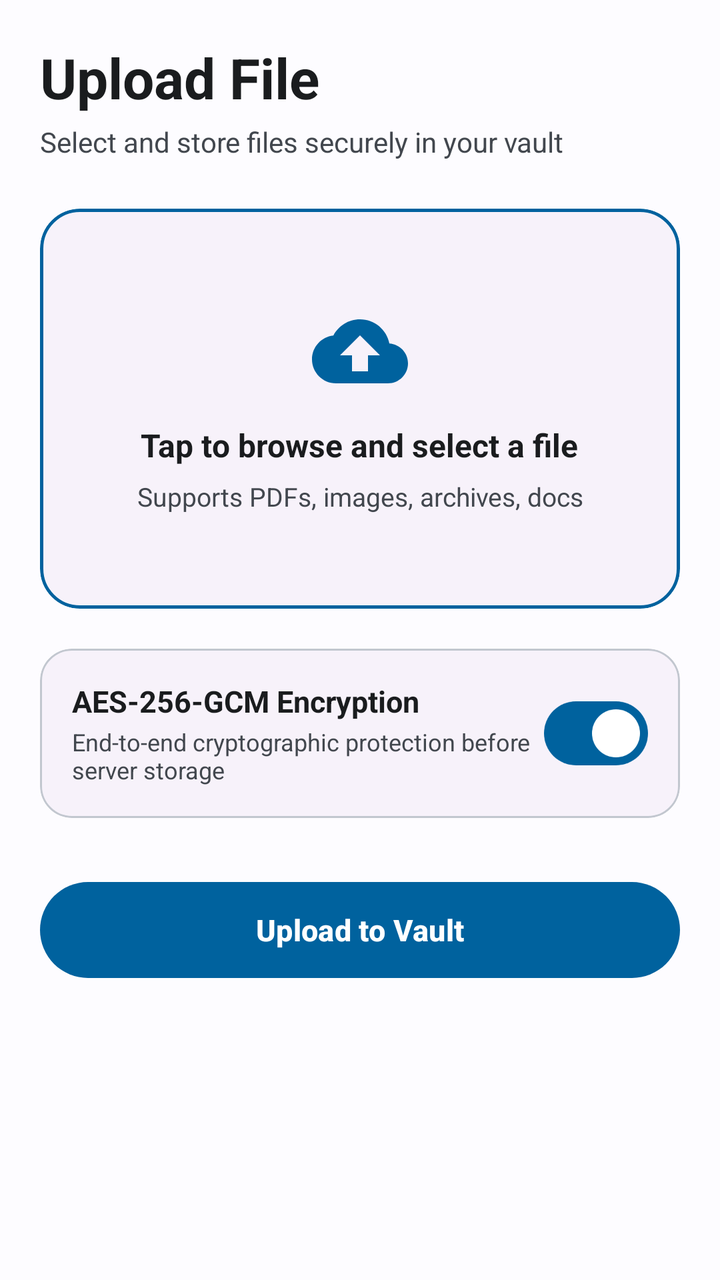
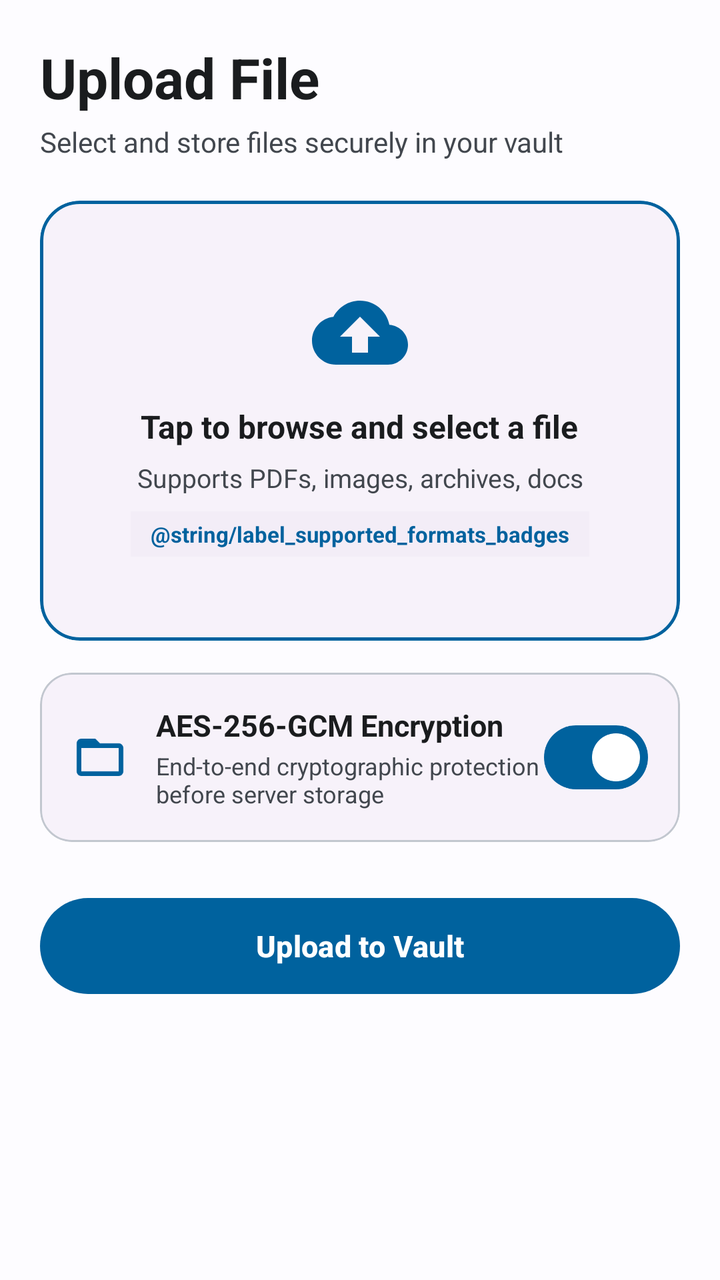

An Android layout rendered at two revisions. The XML below is the earlier revision; the diff shows what the commit changed to produce the second picture.
<!-- AndroidManifest.xml: application theme Theme.CipherVault -->
<!-- res/layout/fragment_upload.xml -->
<?xml version="1.0" encoding="utf-8"?>
<ScrollView xmlns:android="http://schemas.android.com/apk/res/android"
    xmlns:app="http://schemas.android.com/apk/res-auto"
    android:layout_width="match_parent"
    android:layout_height="match_parent"
    android:fillViewport="true"
    android:background="?attr/colorSurface">

    <LinearLayout
        android:layout_width="match_parent"
        android:layout_height="wrap_content"
        android:orientation="vertical"
        android:padding="20dp">

        <TextView
            android:layout_width="wrap_content"
            android:layout_height="wrap_content"
            android:text="@string/upload_file_title"
            android:textSize="28sp"
            android:textStyle="bold"
            android:textColor="?attr/colorOnSurface" />

        <TextView
            android:layout_width="wrap_content"
            android:layout_height="wrap_content"
            android:layout_marginTop="4dp"
            android:text="@string/upload_file_subtitle"
            android:textSize="14sp"
            android:textColor="?attr/colorOnSurfaceVariant" />

        
        <com.google.android.material.card.MaterialCardView
            android:id="@+id/btnChooseFile"
            android:layout_width="match_parent"
            android:layout_height="200dp"
            android:layout_marginTop="24dp"
            android:clickable="true"
            android:focusable="true"
            app:cardCornerRadius="20dp"
            app:cardElevation="0dp"
            app:strokeWidth="1.5dp"
            app:strokeColor="?attr/colorPrimary"
            app:cardBackgroundColor="?attr/colorSurfaceContainerLow">

            <LinearLayout
                android:layout_width="match_parent"
                android:layout_height="match_parent"
                android:gravity="center"
                android:orientation="vertical"
                android:padding="20dp">

                <ImageView
                    android:id="@+id/ivUploadIcon"
                    android:layout_width="48dp"
                    android:layout_height="48dp"
                    android:contentDescription="@string/cd_upload_icon"
                    android:src="@drawable/ic_file_upload"
                    app:tint="?attr/colorPrimary" />

                <TextView
                    android:id="@+id/tvSelectedFile"
                    android:layout_width="wrap_content"
                    android:layout_height="wrap_content"
                    android:layout_marginTop="12dp"
                    android:text="@string/upload_file_prompt"
                    android:textColor="?attr/colorOnSurface"
                    android:textSize="16sp"
                    android:textStyle="bold"
                    android:gravity="center"
                    android:maxLines="2"
                    android:ellipsize="middle" />

                <TextView
                    android:id="@+id/tvUploadSubtitle"
                    android:layout_width="wrap_content"
                    android:layout_height="wrap_content"
                    android:layout_marginTop="6dp"
                    android:text="@string/upload_file_supported_formats"
                    android:textColor="?attr/colorOnSurfaceVariant"
                    android:textSize="13sp"
                    android:gravity="center" />
            </LinearLayout>
        </com.google.android.material.card.MaterialCardView>

        
        <com.google.android.material.card.MaterialCardView
            android:id="@+id/cardDuplicateWarning"
            android:layout_width="match_parent"
            android:layout_height="wrap_content"
            android:layout_marginTop="16dp"
            android:visibility="gone"
            app:cardCornerRadius="16dp"
            app:cardElevation="0dp"
            app:strokeWidth="1dp"
            app:strokeColor="?attr/colorError"
            app:cardBackgroundColor="?attr/colorErrorContainer">

            <TextView
                android:id="@+id/tvDuplicateWarningText"
                android:layout_width="match_parent"
                android:layout_height="wrap_content"
                android:padding="16dp"
                android:text="@string/duplicate_file_warning"
                android:textColor="?attr/colorOnErrorContainer"
                android:textSize="14sp"
                android:textStyle="bold" />
        </com.google.android.material.card.MaterialCardView>

        
        <com.google.android.material.card.MaterialCardView
            android:layout_width="match_parent"
            android:layout_height="wrap_content"
            android:layout_marginTop="20dp"
            app:cardCornerRadius="16dp"
            app:cardElevation="0dp"
            app:strokeWidth="1dp"
            app:strokeColor="?attr/colorOutlineVariant"
            app:cardBackgroundColor="?attr/colorSurfaceContainerLow">

            <LinearLayout
                android:layout_width="match_parent"
                android:layout_height="wrap_content"
                android:orientation="horizontal"
                android:gravity="center_vertical"
                android:padding="16dp">

                <LinearLayout
                    android:layout_width="0dp"
                    android:layout_height="wrap_content"
                    android:layout_weight="1"
                    android:orientation="vertical">

                    <TextView
                        android:layout_width="wrap_content"
                        android:layout_height="wrap_content"
                        android:text="@string/encrypt_file_option_title"
                        android:textSize="15sp"
                        android:textStyle="bold"
                        android:textColor="?attr/colorOnSurface" />

                    <TextView
                        android:layout_width="wrap_content"
                        android:layout_height="wrap_content"
                        android:layout_marginTop="2dp"
                        android:text="@string/encrypt_file_option_subtitle"
                        android:textSize="12sp"
                        android:textColor="?attr/colorOnSurfaceVariant" />
                </LinearLayout>

                <com.google.android.material.materialswitch.MaterialSwitch
                    android:id="@+id/cbEncrypt"
                    android:layout_width="wrap_content"
                    android:layout_height="wrap_content"
                    android:checked="true" />
            </LinearLayout>
        </com.google.android.material.card.MaterialCardView>

        
        <com.google.android.material.button.MaterialButton
            android:id="@+id/btnUpload"
            android:layout_width="match_parent"
            android:layout_height="56dp"
            android:layout_marginTop="28dp"
            android:text="@string/btn_upload_to_vault"
            android:textAllCaps="false"
            android:textSize="15sp"
            android:textStyle="bold"
            app:cornerRadius="28dp" />

    </LinearLayout>
</ScrollView>
<!-- resources referenced by this layout -->
<resources>
  <!-- drawable ic_file_upload (drawable) -->
  <vector xmlns:android="http://schemas.android.com/apk/res/android"
      android:width="32dp"
      android:height="32dp"
      android:viewportWidth="24"
      android:viewportHeight="24">
    <path
        android:fillColor="@android:color/white"
        android:pathData="M19.35,10.04C18.67,6.59 15.64,4 12,4 9.11,4 6.6,5.64 5.35,8.04 2.34,8.36 0,10.91 0,14c0,3.31 2.69,6 6,6h13c2.76,0 5,-2.24 5,-5 0,-2.64,-2.05,-4.78,-4.65,-4.96zM14,13v4h-4v-4H7l5,-5 5,5h-3z"/>
  </vector>
  <string name="btn_upload_to_vault">Upload to Vault</string>
  <string name="cd_upload_icon">Upload icon</string>
  <string name="duplicate_file_warning">Duplicate File Detected: This exact file already exists in your vault. Please select a different file.</string>
  <string name="encrypt_file_option_subtitle">End-to-end cryptographic protection before server storage</string>
  <string name="encrypt_file_option_title">AES-256-GCM Encryption</string>
  <string name="upload_file_prompt">Tap to browse and select a file</string>
  <string name="upload_file_subtitle">Select and store files securely in your vault</string>
  <string name="upload_file_supported_formats">Supports PDFs, images, archives, docs</string>
  <string name="upload_file_title">Upload File</string>
  <color name="md_theme_light_primary">#00629E</color>
  <color name="md_theme_light_onPrimary">#FFFFFF</color>
  <color name="md_theme_light_primaryContainer">#CFE5FF</color>
  <color name="md_theme_light_onPrimaryContainer">#001D34</color>
  <color name="md_theme_light_secondary">#526070</color>
  <color name="md_theme_light_onSecondary">#FFFFFF</color>
  <color name="md_theme_light_secondaryContainer">#D5E4F7</color>
  <color name="md_theme_light_onSecondaryContainer">#0E1D2A</color>
  <color name="md_theme_light_surface">#FDFCFF</color>
  <color name="md_theme_light_onSurface">#1A1C1E</color>
  <color name="md_theme_light_surfaceVariant">#DEE3EB</color>
  <color name="md_theme_light_onSurfaceVariant">#42474E</color>
  <color name="md_theme_light_outline">#72777F</color>
  <color name="md_theme_light_outlineVariant">#C2C7CF</color>
  <!-- unchanged entries left out for length: 1 -->
</resources>

<!-- the commit's change to res/layout/fragment_upload.xml (unified diff, before → after) -->
@@ -1,6 +1,7 @@
 <?xml version="1.0" encoding="utf-8"?>
 <ScrollView xmlns:android="http://schemas.android.com/apk/res/android"
     xmlns:app="http://schemas.android.com/apk/res-auto"
+    xmlns:tools="http://schemas.android.com/tools"
     android:layout_width="match_parent"
     android:layout_height="match_parent"
     android:fillViewport="true"
@@ -32,8 +33,8 @@
         <com.google.android.material.card.MaterialCardView
             android:id="@+id/btnChooseFile"
             android:layout_width="match_parent"
-            android:layout_height="200dp"
-            android:layout_marginTop="24dp"
+            android:layout_height="220dp"
+            android:layout_marginTop="20dp"
             android:clickable="true"
             android:focusable="true"
             app:cardCornerRadius="20dp"
@@ -79,6 +80,18 @@
                     android:textColor="?attr/colorOnSurfaceVariant"
                     android:textSize="13sp"
                     android:gravity="center" />
+
+                <TextView
+                    android:layout_width="wrap_content"
+                    android:layout_height="wrap_content"
+                    android:layout_marginTop="8dp"
+                    android:text="@string/label_supported_formats_badges"
+                    android:textSize="11sp"
+                    android:textStyle="bold"
+                    android:textColor="?attr/colorPrimary"
+                    android:background="?attr/colorSurfaceContainer"
+                    android:paddingHorizontal="10dp"
+                    android:paddingVertical="4dp" />
             </LinearLayout>
         </com.google.android.material.card.MaterialCardView>
 
@@ -110,7 +123,7 @@
         <com.google.android.material.card.MaterialCardView
             android:layout_width="match_parent"
             android:layout_height="wrap_content"
-            android:layout_marginTop="20dp"
+            android:layout_marginTop="16dp"
             app:cardCornerRadius="16dp"
             app:cardElevation="0dp"
             app:strokeWidth="1dp"
@@ -124,10 +137,18 @@
                 android:gravity="center_vertical"
                 android:padding="16dp">
 
+                <ImageView
+                    android:layout_width="28dp"
+                    android:layout_height="28dp"
+                    android:contentDescription="@string/app_name"
+                    android:src="@drawable/ic_nav_files"
+                    app:tint="?attr/colorPrimary" />
+
                 <LinearLayout
                     android:layout_width="0dp"
                     android:layout_height="wrap_content"
                     android:layout_weight="1"
+                    android:layout_marginStart="14dp"
                     android:orientation="vertical">
 
                     <TextView
@@ -160,7 +181,7 @@
             android:id="@+id/btnUpload"
             android:layout_width="match_parent"
             android:layout_height="56dp"
-            android:layout_marginTop="28dp"
+            android:layout_marginTop="24dp"
             android:text="@string/btn_upload_to_vault"
             android:textAllCaps="false"
             android:textSize="15sp"
<!-- resource entries referenced after the edit -->
@@ -10,6 +10,17 @@
         android:fillColor="@android:color/white"
         android:pathData="M19.35,10.04C18.67,6.59 15.64,4 12,4 9.11,4 6.6,5.64 5.35,8.04 2.34,8.36 0,10.91 0,14c0,3.31 2.69,6 6,6h13c2.76,0 5,-2.24 5,-5 0,-2.64,-2.05,-4.78,-4.65,-4.96zM14,13v4h-4v-4H7l5,-5 5,5h-3z"/>
   </vector>
+  <!-- drawable ic_nav_files (drawable) -->
+  <vector xmlns:android="http://schemas.android.com/apk/res/android"
+      android:width="24dp"
+      android:height="24dp"
+      android:viewportWidth="24"
+      android:viewportHeight="24">
+    <path
+        android:fillColor="@android:color/white"
+        android:pathData="M20,6h-8l-2,-2H4C2.9,4 2.01,4.9 2.01,6L2,18c0,1.1 0.9,2 2,2h16c1.1,0 2,-0.9 2,-2V8c0,-1.1 -0.9,-2 -2,-2zM20,18H4V8h16v10z"/>
+  </vector>
+  <string name="app_name">CipherVault</string>
   <string name="btn_upload_to_vault">Upload to Vault</string>
   <string name="cd_upload_icon">Upload icon</string>
   <string name="duplicate_file_warning">Duplicate File Detected: This exact file already exists in your vault. Please select a different file.</string>
